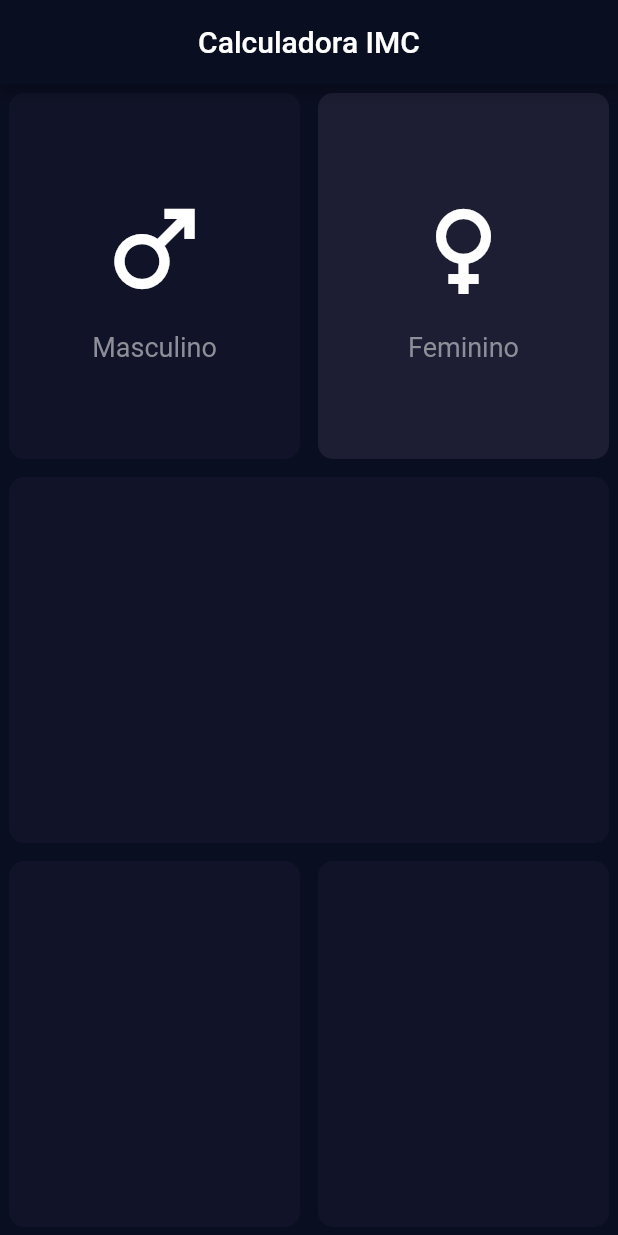
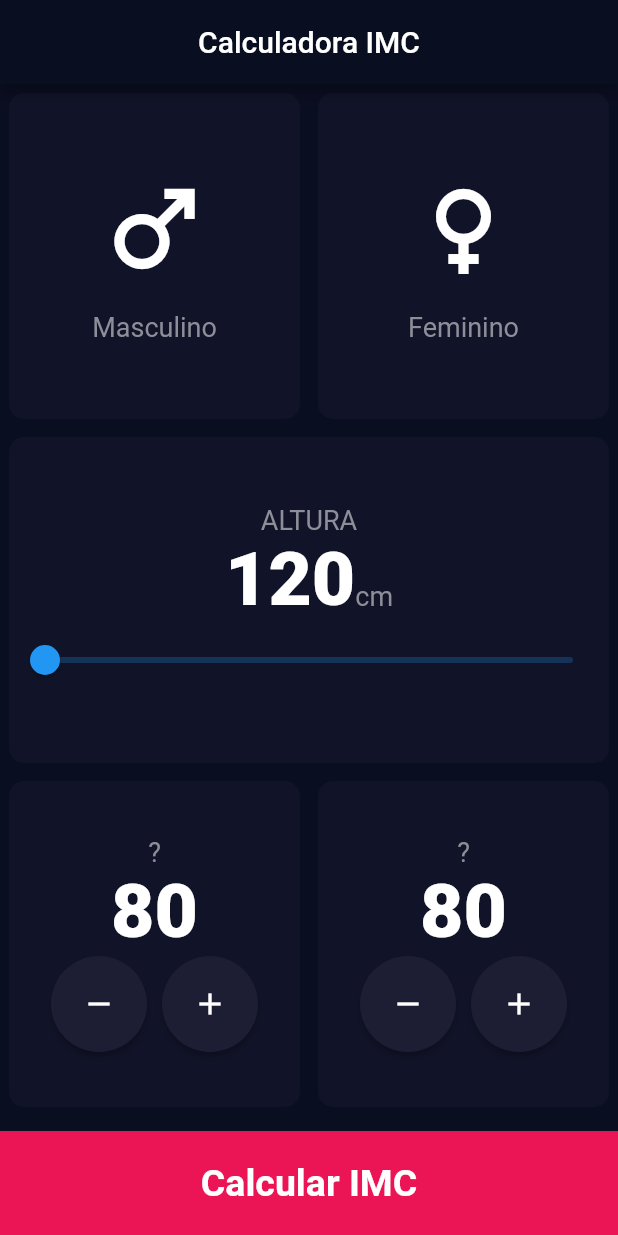
Before and after one commit to pedrotura/CalculadoraIMC, a Flutter app: the screen it shows after launch, on a phone screen of 412 x 824 dp. Run offline on Flutter 3.47's test engine with Material 2 defaults, Android fonts, the phone set to English and light mode, and no system bars.

Commit message:
Inserindo lógica no código

```diff
--- a/calculadora_imc/lib/components/slider_altura.dart
+++ b/calculadora_imc/lib/components/slider_altura.dart
@@ -2,7 +2,9 @@ import '../constants.dart';
 import 'package:flutter/material.dart';
 
 class SliderAltura extends StatelessWidget {
-  const SliderAltura({super.key});
+  final void Function(double) onChanged;
+  final int altura;
+  const SliderAltura({super.key, required this.onChanged, required this.altura});
 
   @override
   Widget build(BuildContext context) {
@@ -13,16 +15,16 @@ class SliderAltura extends StatelessWidget {
           'ALTURA',
           style: labelTextStyle,
         ),
-        const Row(
+        Row(
           mainAxisAlignment: MainAxisAlignment.center,
           crossAxisAlignment: CrossAxisAlignment.baseline,
           textBaseline: TextBaseline.alphabetic,
           children: <Widget>[
             Text(
-              '120',
+              '$altura',
               style: numberTextStyle,
             ),
-            Text(
+            const Text(
               'cm',
               style: labelTextStyle,
             ),
@@ -31,8 +33,10 @@ class SliderAltura extends StatelessWidget {
         Slider(
           min: 120,
           max: 220,
-          value: 120,
-          onChanged: (double value) {},
+          value: altura.toDouble(),
+          onChanged: (double value) {
+            onChanged(value);
+          },
         )
       ],
     );
--- a/calculadora_imc/lib/pages/calculadora_page.dart
+++ b/calculadora_imc/lib/pages/calculadora_page.dart
@@ -8,6 +8,11 @@ import '../components/slider_altura.dart';
 
 import 'package:flutter/material.dart';
 
+enum Genero {
+  masculino,
+  feminino
+}
+
 class CalculadoraPage extends StatefulWidget {
   const CalculadoraPage({super.key});
 
@@ -16,6 +21,9 @@ class CalculadoraPage extends StatefulWidget {
 }
 
 class _CalculadoraPageState extends State<CalculadoraPage> {
+  Genero? generoSelecionado;
+  int altura = 120;
+
   @override
   Widget build(BuildContext context) {
     return Scaffold(
@@ -23,47 +31,79 @@ class _CalculadoraPageState extends State<CalculadoraPage> {
         title: const Text('Calculadora IMC'),
         centerTitle: true,
       ),
-      body: const Column(
+      body: Column(
         children: [
           Expanded(
             child: Row(
               children: [
                 Expanded(
-                  child: CustomCard(
-                    active: false,
-                    child: GenderContent(
-                      icon: Icons.male,
-                      label: 'Masculino',
+                  child: GestureDetector(
+                    onTap: () {
+                      setState(() {
+                        generoSelecionado = Genero.masculino;
+                      });
+                    },
+                    child: CustomCard(
+                      active: generoSelecionado == Genero.masculino,
+                      child: GenderContent(
+                        icon: Icons.male,
+                        label: 'Masculino',
+                      ),
                     ),
                   ),
                 ),
                 Expanded(
-                  child: CustomCard(
-                    active: true,
+                  child: GestureDetector(
+                    onTap: () {
+                      setState(() {
+                        generoSelecionado = Genero.feminino;
+                      });
+                    },
+                    child: CustomCard(
+                    active: generoSelecionado == Genero.feminino,
                     child: GenderContent(
                       icon: Icons.female,
                       label: 'Feminino',
                     ),
                   ),
                 ),
+                  ),
               ],
             ),
           ),
           Expanded(
-            child: CustomCard(),
+            child: CustomCard(
+              child: SliderAltura(
+                onChanged: (double novaAltura) {
+                  setState(() {
+                    altura = novaAltura.toInt();
+
+                  });
+                },
+                altura: altura,
+              ),
+            ),
           ),
           Expanded(
             child: Row(
               children: [
                 Expanded(
-                  child: CustomCard(),
+                  child: CustomCard(
+                    child: Contador(),
+                  ),
                 ),
                 Expanded(
-                  child: CustomCard(),
+                  child: CustomCard(
+                    child: Contador(),
+                  ),
                 ),
               ],
             ),
           ),
+          BottomButton(
+              buttonTitle: 'Calcular IMC',
+              onPressed: null,
+          )
         ],
       ),
     );
```
